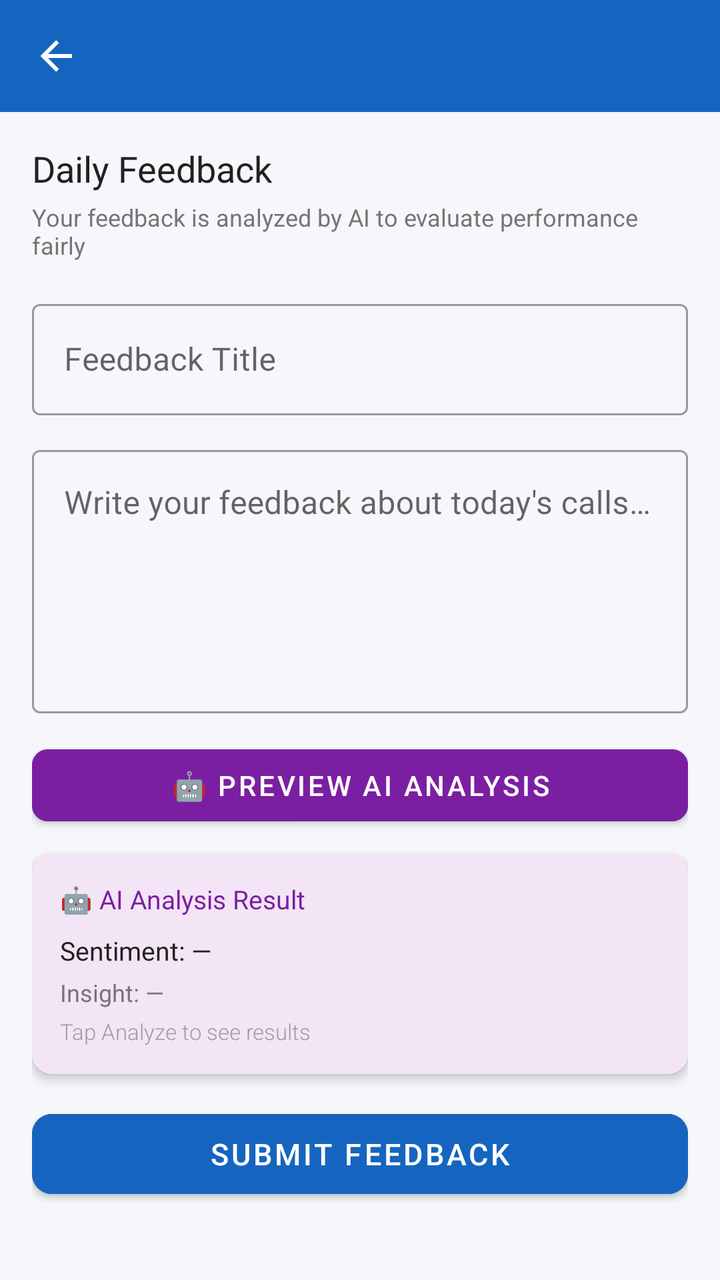
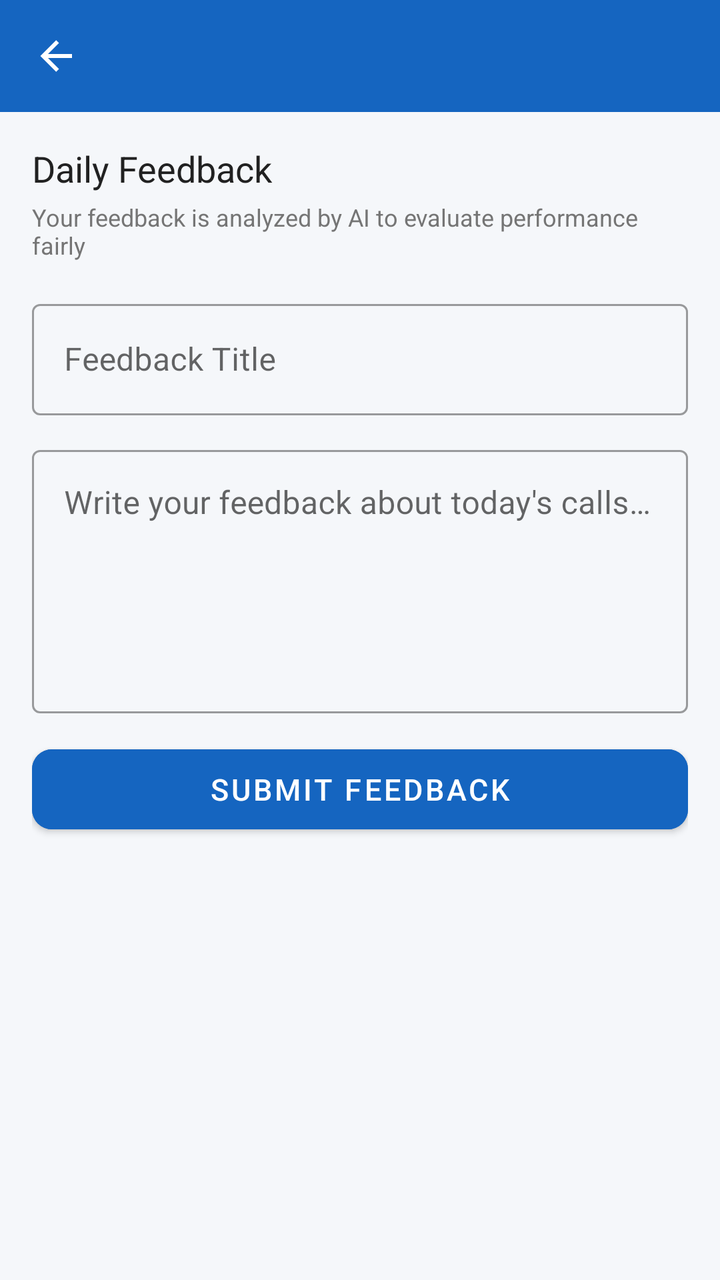

Compare the two renders of this Android layout. The source of the first and the diff that turns it into the second are given below.
<!-- AndroidManifest.xml: application theme Theme.WorkVerse -->
<!-- res/layout/activity_submit_feedback.xml -->
<?xml version="1.0" encoding="utf-8"?>
<LinearLayout xmlns:android="http://schemas.android.com/apk/res/android"
    xmlns:app="http://schemas.android.com/apk/res-auto"
    android:layout_width="match_parent" android:layout_height="match_parent"
    android:orientation="vertical" android:background="@color/background">

    <androidx.appcompat.widget.Toolbar android:id="@+id/toolbar"
        android:layout_width="match_parent" android:layout_height="?attr/actionBarSize"
        android:background="@color/primary" app:titleTextColor="@color/white"
        app:navigationIcon="@drawable/ic_back"/>

    <ScrollView android:layout_width="match_parent" android:layout_height="0dp" android:layout_weight="1">
        <LinearLayout android:layout_width="match_parent" android:layout_height="wrap_content"
            android:orientation="vertical" android:padding="16dp">

            <TextView android:layout_width="wrap_content" android:layout_height="wrap_content"
                android:text="Daily Feedback" android:textSize="18sp"
                android:textColor="@color/text_primary" android:fontFamily="sans-serif-bold"
                android:layout_marginBottom="4dp"/>
            <TextView android:layout_width="wrap_content" android:layout_height="wrap_content"
                android:text="Your feedback is analyzed by AI to evaluate performance fairly"
                android:textSize="12sp" android:textColor="@color/text_secondary"
                android:layout_marginBottom="16dp"/>

            
            <com.google.android.material.textfield.TextInputLayout
                android:layout_width="match_parent" android:layout_height="wrap_content"
                android:hint="Feedback Title" style="@style/Widget.MaterialComponents.TextInputLayout.OutlinedBox"
                android:layout_marginBottom="12dp">
                <com.google.android.material.textfield.TextInputEditText
                    android:id="@+id/etTitle" android:layout_width="match_parent"
                    android:layout_height="wrap_content" android:inputType="textCapSentences"/>
            </com.google.android.material.textfield.TextInputLayout>

            
            <com.google.android.material.textfield.TextInputLayout
                android:layout_width="match_parent" android:layout_height="wrap_content"
                android:hint="Write your feedback about today's calls, sales, data quality..."
                style="@style/Widget.MaterialComponents.TextInputLayout.OutlinedBox"
                android:layout_marginBottom="12dp">
                <com.google.android.material.textfield.TextInputEditText
                    android:id="@+id/etMessage" android:layout_width="match_parent"
                    android:layout_height="wrap_content" android:minLines="5"
                    android:gravity="top" android:inputType="textMultiLine|textCapSentences"/>
            </com.google.android.material.textfield.TextInputLayout>

            
            <Button android:id="@+id/btnAnalyze"
                android:layout_width="match_parent" android:layout_height="48dp"
                android:text="🤖 Preview AI Analysis"
                android:backgroundTint="#7B1FA2" android:textColor="@color/white"
                android:layout_marginBottom="10dp" app:cornerRadius="8dp"/>

            
            <androidx.cardview.widget.CardView android:layout_width="match_parent"
                android:layout_height="wrap_content" app:cardCornerRadius="10dp"
                app:cardElevation="3dp" android:layout_marginBottom="14dp"
                app:cardBackgroundColor="#F3E5F5">
                <LinearLayout android:layout_width="match_parent" android:layout_height="wrap_content"
                    android:orientation="vertical" android:padding="14dp">
                    <TextView android:layout_width="wrap_content" android:layout_height="wrap_content"
                        android:text="🤖 AI Analysis Result" android:textSize="13sp"
                        android:textColor="#7B1FA2" android:fontFamily="sans-serif-bold"
                        android:layout_marginBottom="8dp"/>
                    <TextView android:id="@+id/tvSentimentResult"
                        android:layout_width="wrap_content" android:layout_height="wrap_content"
                        android:text="Sentiment: —" android:textSize="13sp"
                        android:textColor="@color/text_primary" android:layout_marginBottom="4dp"/>
                    <TextView android:id="@+id/tvInsightResult"
                        android:layout_width="wrap_content" android:layout_height="wrap_content"
                        android:text="Insight: —" android:textSize="12sp"
                        android:textColor="@color/text_secondary" android:layout_marginBottom="4dp"/>
                    <TextView android:id="@+id/tvAccuracyResult"
                        android:layout_width="wrap_content" android:layout_height="wrap_content"
                        android:text="Tap Analyze to see results" android:textSize="11sp"
                        android:textColor="#9E9E9E" android:fontFamily="sans-serif-light"/>
                </LinearLayout>
            </androidx.cardview.widget.CardView>

            <ProgressBar android:id="@+id/progressBar" android:layout_width="wrap_content"
                android:layout_height="wrap_content" android:layout_gravity="center"
                android:visibility="gone" android:layout_marginBottom="8dp"/>

            <Button android:id="@+id/btnSubmit"
                android:layout_width="match_parent" android:layout_height="52dp"
                android:text="Submit Feedback" android:backgroundTint="@color/primary"
                android:textColor="@color/white" android:textSize="15sp"
                app:cornerRadius="10dp"/>
        </LinearLayout>
    </ScrollView>
</LinearLayout>
<!-- resources referenced by this layout -->
<resources>
  <color name="background">#F5F7FA</color>
  <color name="primary">#1565C0</color>
  <color name="text_primary">#212121</color>
  <color name="text_secondary">#757575</color>
  <color name="white">#FFFFFF</color>
  <!-- drawable ic_back (drawable) -->
  <?xml version="1.0" encoding="utf-8"?>
  <vector xmlns:android="http://schemas.android.com/apk/res/android" android:width="24dp" android:height="24dp" android:viewportWidth="24" android:viewportHeight="24">
      <path android:fillColor="#FFFFFF" android:pathData="M20,11V13H8L13.5,18.5L12.08,19.92L4.16,12L12.08,4.08L13.5,5.5L8,11H20Z"/>
  </vector>
  <style name="Theme.WorkVerse" parent="Theme.MaterialComponents.Light.NoActionBar">
          <item name="colorPrimary">@color/primary</item>
          <item name="colorPrimaryVariant">@color/primary_dark</item>
          <item name="colorOnPrimary">@color/white</item>
          <item name="colorSecondary">@color/accent</item>
          <item name="android:colorBackground">@color/background</item>
          <item name="android:statusBarColor">@color/primary_dark</item>
      </style>
  <color name="primary_dark">#0D47A1</color>
  <color name="accent">#FF8F00</color>
</resources>

<!-- the commit's change to res/layout/activity_submit_feedback.xml (unified diff, before → after) -->
@@ -44,39 +44,6 @@
                     android:gravity="top" android:inputType="textMultiLine|textCapSentences"/>
             </com.google.android.material.textfield.TextInputLayout>
 
-            
-            <Button android:id="@+id/btnAnalyze"
-                android:layout_width="match_parent" android:layout_height="48dp"
-                android:text="🤖 Preview AI Analysis"
-                android:backgroundTint="#7B1FA2" android:textColor="@color/white"
-                android:layout_marginBottom="10dp" app:cornerRadius="8dp"/>
-
-            
-            <androidx.cardview.widget.CardView android:layout_width="match_parent"
-                android:layout_height="wrap_content" app:cardCornerRadius="10dp"
-                app:cardElevation="3dp" android:layout_marginBottom="14dp"
-                app:cardBackgroundColor="#F3E5F5">
-                <LinearLayout android:layout_width="match_parent" android:layout_height="wrap_content"
-                    android:orientation="vertical" android:padding="14dp">
-                    <TextView android:layout_width="wrap_content" android:layout_height="wrap_content"
-                        android:text="🤖 AI Analysis Result" android:textSize="13sp"
-                        android:textColor="#7B1FA2" android:fontFamily="sans-serif-bold"
-                        android:layout_marginBottom="8dp"/>
-                    <TextView android:id="@+id/tvSentimentResult"
-                        android:layout_width="wrap_content" android:layout_height="wrap_content"
-                        android:text="Sentiment: —" android:textSize="13sp"
-                        android:textColor="@color/text_primary" android:layout_marginBottom="4dp"/>
-                    <TextView android:id="@+id/tvInsightResult"
-                        android:layout_width="wrap_content" android:layout_height="wrap_content"
-                        android:text="Insight: —" android:textSize="12sp"
-                        android:textColor="@color/text_secondary" android:layout_marginBottom="4dp"/>
-                    <TextView android:id="@+id/tvAccuracyResult"
-                        android:layout_width="wrap_content" android:layout_height="wrap_content"
-                        android:text="Tap Analyze to see results" android:textSize="11sp"
-                        android:textColor="#9E9E9E" android:fontFamily="sans-serif-light"/>
-                </LinearLayout>
-            </androidx.cardview.widget.CardView>
-
             <ProgressBar android:id="@+id/progressBar" android:layout_width="wrap_content"
                 android:layout_height="wrap_content" android:layout_gravity="center"
                 android:visibility="gone" android:layout_marginBottom="8dp"/>
